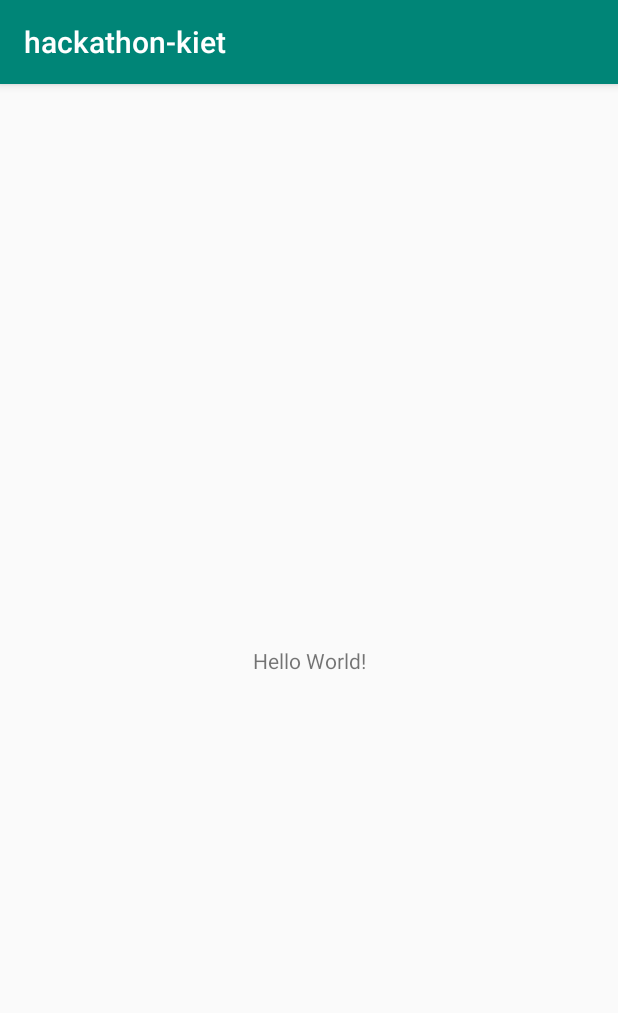
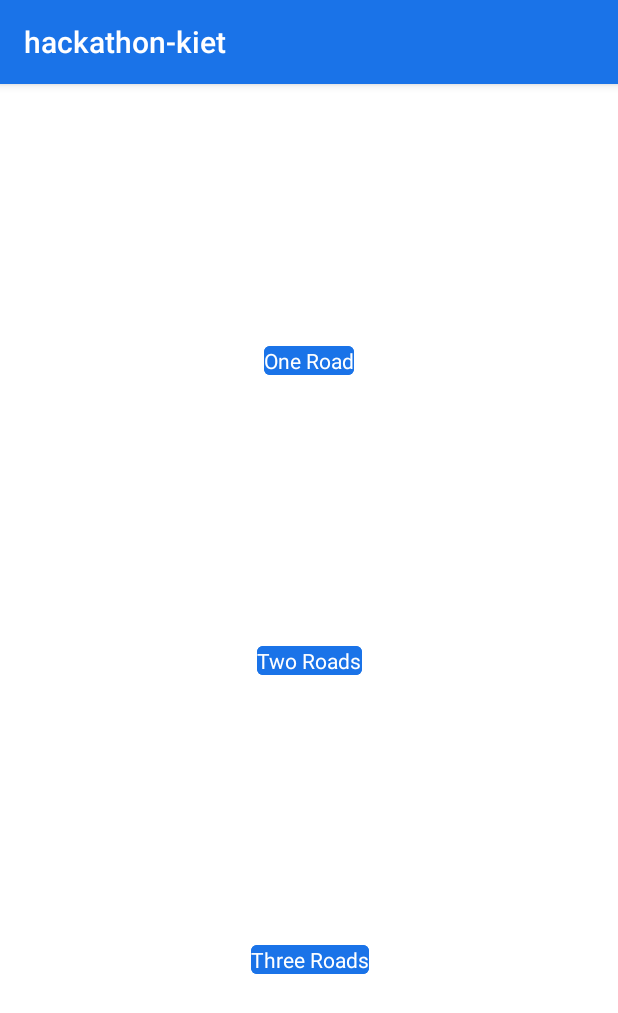
Before and after one commit to varun508/Traffic-Control-Simulator, an Android app: the screen it shows after launch (MainActivity), on a phone screen of 412 x 824 dp. Shown: the top 1013 px of the screen. Run offline under Robolectric (Android 15) with nearby library versions, the phone set to English and light mode, and no system bars.

Commit message:
Designed frontend for the demo app

```diff
--- a/app/build.gradle
+++ b/app/build.gradle
@@ -26,6 +26,7 @@ dependencies {
     implementation fileTree(dir: 'libs', include: ['*.jar'])
     implementation"org.jetbrains.kotlin:kotlin-stdlib-jdk7:$kotlin_version"
     implementation 'com.android.support:appcompat-v7:28.0.0'
+    implementation 'com.android.support:design:28.0.0'
     implementation 'com.android.support.constraint:constraint-layout:1.1.3'
     testImplementation 'junit:junit:4.12'
     androidTestImplementation 'com.android.support.test:runner:1.0.2'
--- a/app/src/main/res/layout/activity_main.xml
+++ b/app/src/main/res/layout/activity_main.xml
@@ -4,16 +4,45 @@
         xmlns:tools="http://schemas.android.com/tools"
         xmlns:app="http://schemas.android.com/apk/res-auto"
         android:layout_width="match_parent"
+        android:background="#fff"
         android:layout_height="match_parent"
         tools:context=".MainActivity">
 
-    <TextView
+
+    <android.support.design.button.MaterialButton
             android:layout_width="wrap_content"
+            android:text="One Road"
+            android:textColor="@color/white"
+            android:backgroundTint="@color/themeMain"
             android:layout_height="wrap_content"
-            android:text="Hello World!"
-            app:layout_constraintBottom_toBottomOf="parent"
-            app:layout_constraintLeft_toLeftOf="parent"
-            app:layout_constraintRight_toRightOf="parent"
-            app:layout_constraintTop_toTopOf="parent"/>
+            app:layout_constraintTop_toTopOf="parent"
+            android:id="@+id/materialButton2"
+            app:layout_constraintBottom_toTopOf="@+id/materialButton" app:layout_constraintEnd_toEndOf="parent"
+            android:layout_marginEnd="8dp" app:layout_constraintStart_toStartOf="parent"
+            android:layout_marginStart="8dp"/>
+
+    <android.support.design.button.MaterialButton
+            android:layout_width="wrap_content"
+            android:text="Two Roads"
+            android:textColor="@color/white"
+            android:backgroundTint="@color/themeMain"
+            android:layout_height="wrap_content"
+            android:id="@+id/materialButton"
+            app:layout_constraintTop_toBottomOf="@+id/materialButton2"
+            app:layout_constraintBottom_toTopOf="@+id/materialButton3"
+            app:layout_constraintStart_toStartOf="@+id/materialButton2"
+            app:layout_constraintEnd_toEndOf="@+id/materialButton2"/>
+
+    <android.support.design.button.MaterialButton
+            android:layout_width="wrap_content"
+            android:text="Three Roads"
+            android:textColor="@color/white"
+            android:backgroundTint="@color/themeMain"
+            android:layout_height="wrap_content"
+            android:id="@+id/materialButton3"
+            app:layout_constraintBottom_toBottomOf="parent" app:layout_constraintTop_toBottomOf="@+id/materialButton"
+            app:layout_constraintStart_toStartOf="@+id/materialButton"
+            app:layout_constraintEnd_toEndOf="@+id/materialButton"/>
+
 
 </android.support.constraint.ConstraintLayout>
--- a/app/src/main/res/values/colors.xml
+++ b/app/src/main/res/values/colors.xml
@@ -1,6 +1,22 @@
 <?xml version="1.0" encoding="utf-8"?>
 <resources>
-    <color name="colorPrimary">#008577</color>
-    <color name="colorPrimaryDark">#00574B</color>
-    <color name="colorAccent">#D81B60</color>
+    <color name="colorPrimary">#1A73E8</color>
+    <color name="colorPrimaryDark">#0f000000</color>
+    <color name="colorAccent">#bdbdbd</color>
+
+
+    <color name="white">#FFFFFF</color>
+    <color name="black">#000000</color>
+
+
+    <color name="themeMain">#1A73E8</color>
+    <color name="themeLight">#E8F0FE</color>
+
+    <color name="textBlack">#3C4043</color>
+    <color name="textGray">#5F6368</color>
+    <color name="textLightGray">#DADCE0</color>
+
+    <color name="red">#EA4335</color>
+    <color name="green">#34A853</color>
+    <color name="yellow">#FBBC05</color>
 </resources>
```
